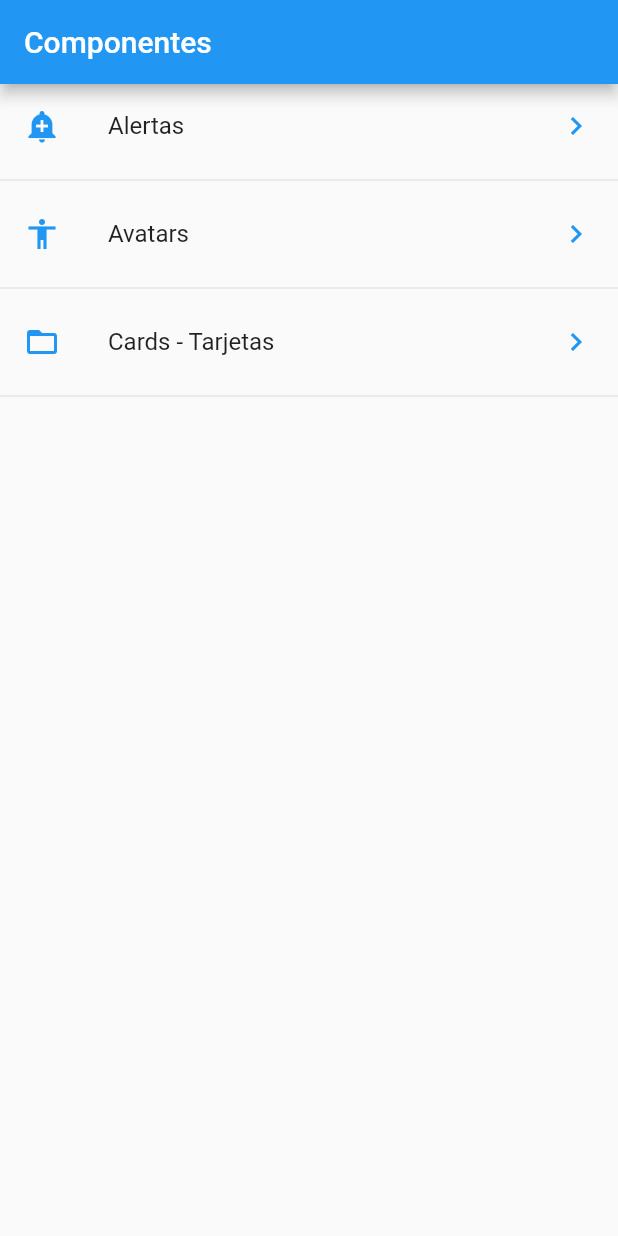
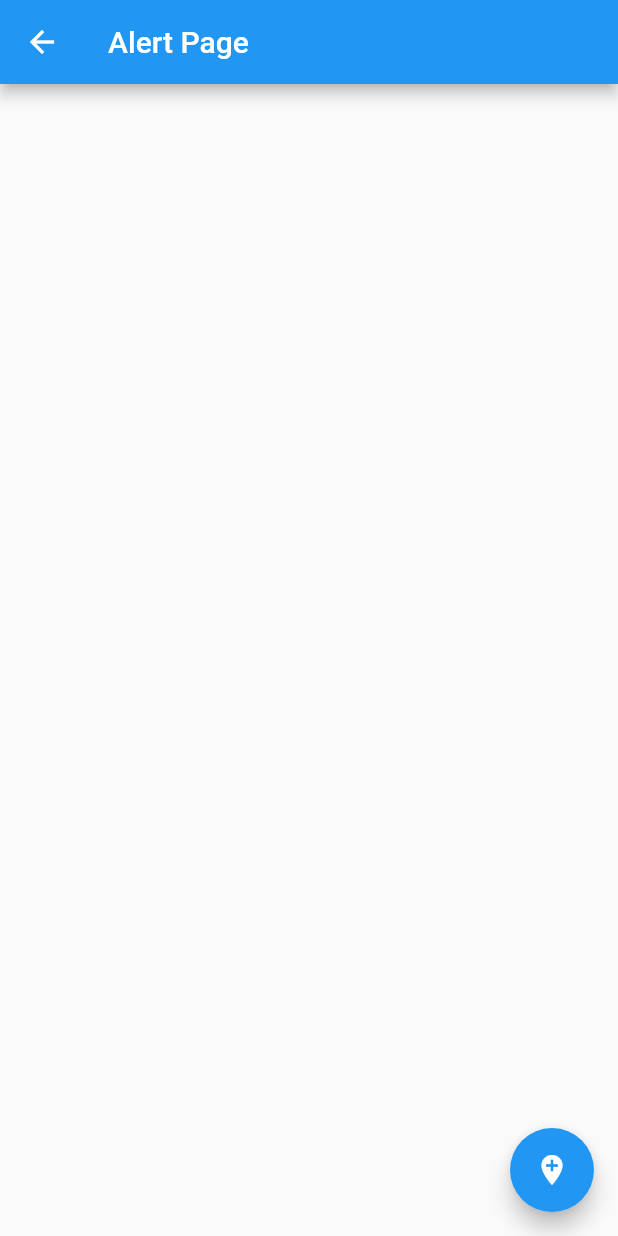
Before and after one commit to perezarielr/json_parsing_git_example-main, a Flutter app: the screen it shows after launch, after a tap on "Alertas", on a phone screen of 412 x 824 dp. Run offline on Flutter 3.47's test engine with Material 2 defaults, Android fonts, the phone set to English and light mode, and no system bars.

Commit message:
navegar en nuevas pantallas

```diff
--- /dev/null
+++ b/lib/src/pages/alert_page.dart
@@ -0,0 +1,22 @@
+import 'package:flutter/material.dart';
+
+
+
+class AlertPage extends StatelessWidget {
+
+  @override
+  Widget build(BuildContext context) {
+
+    return Scaffold(
+      appBar: AppBar(
+        title: Text('Alert Page'),
+      ),
+      floatingActionButton: FloatingActionButton(
+        child: Icon(Icons.add_location),
+        onPressed: () {
+          Navigator.pop(context);
+        },
+      ),
+    );
+  }
+}
--- a/lib/src/pages/home_page.dart
+++ b/lib/src/pages/home_page.dart
@@ -1,3 +1,4 @@
+import 'package:componentes/src/pages/alert_page.dart';
 import 'package:flutter/material.dart';
 import 'package:componentes/providers/menu_provider.dart';
 import 'package:componentes/utils/icono_string_util.dart';
@@ -22,13 +23,13 @@
       //initialData: InitialData,
       builder: (BuildContext context, AsyncSnapshot<List<dynamic>>snapshot) {
         return ListView(
-          children: _listaItems( snapshot.data)
+          children: _listaItems( snapshot.data, context)
         ) ;
       },
     );
   }
 
- List<Widget> _listaItems(List<dynamic>data ) {
+ List<Widget> _listaItems(List<dynamic>data, BuildContext context ) {
 
    final List<Widget> opciones = [];
 
@@ -39,6 +40,12 @@
        leading: getIcon(opt['icon']),
        trailing: Icon(Icons.keyboard_arrow_right, color: Colors.blue),
        onTap: (){
+
+         final route = MaterialPageRoute(
+           builder: (builder) => AlertPage()
+           );
+
+         Navigator.push(context, route);
 
        },
      );
```
Also changed, not shown: lib/src/pages/avatar_page.dart (added, +16 -0 lines).
